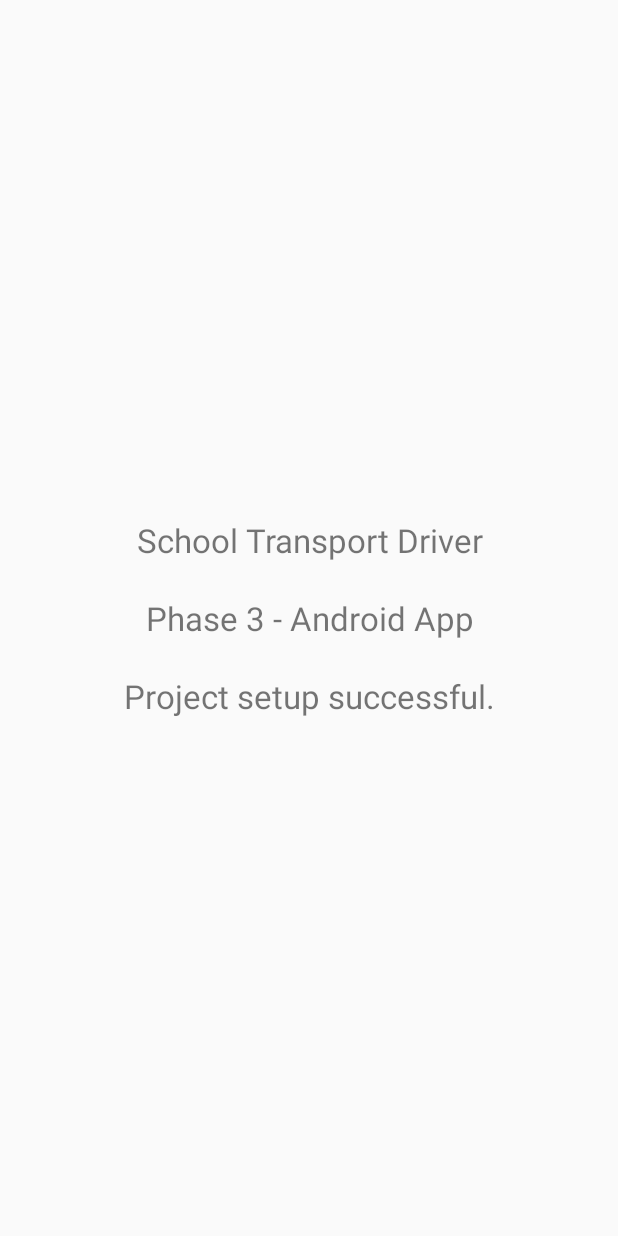
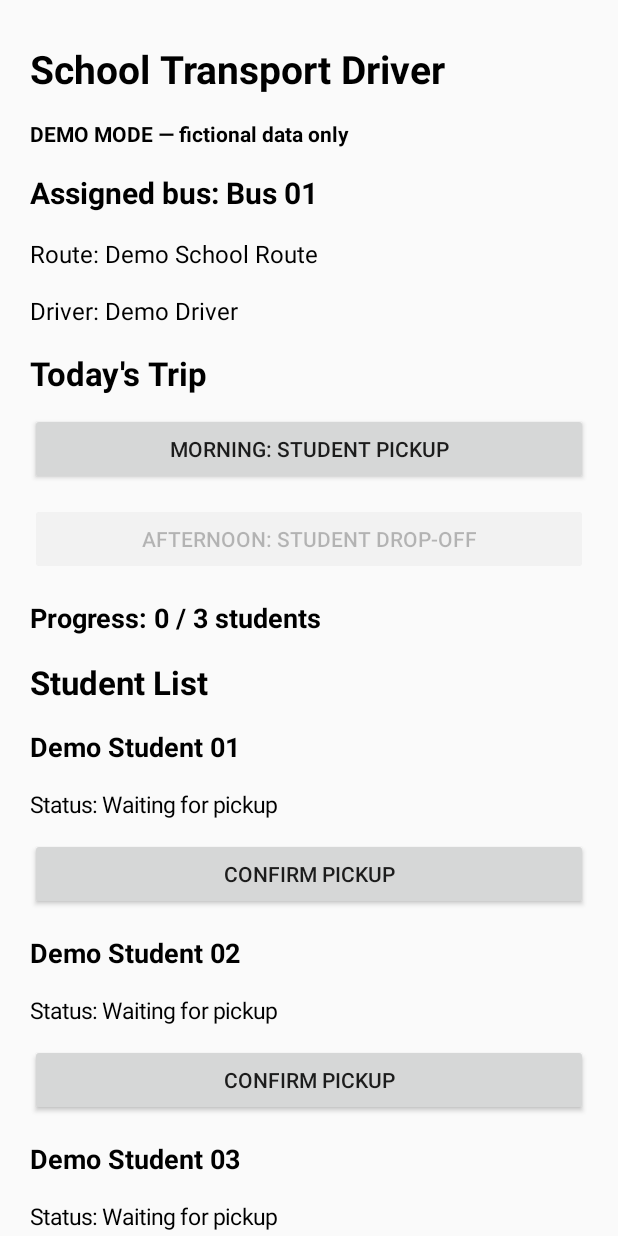
Before and after one commit to JegedeJoseph/SchoolTransportDriver, an Android app: the screen it shows after launch (MainActivity), on a phone screen of 412 x 824 dp. Run offline under Robolectric (Android 15) with nearby library versions, the phone set to English and light mode, and no system bars.

Commit message:
Add demo trip and student tracking UI
Replace the setup placeholder with a demo screen for morning pickups and afternoon drop-offs, including student statuses, progress tracking, and locally recorded actions. Clearly label the data and actions as demo-only.

```diff
--- a/app/src/main/java/com/schooltransport/driver/MainActivity.kt
+++ b/app/src/main/java/com/schooltransport/driver/MainActivity.kt
@@ -1,29 +1,194 @@
 package com.schooltransport.driver
 
 import android.app.Activity
+import android.graphics.Color
 import android.os.Bundle
 import android.view.Gravity
+import android.view.View
+import android.widget.Button
+import android.widget.LinearLayout
+import android.widget.ScrollView
 import android.widget.TextView
+import android.widget.Toast
 
 class MainActivity : Activity() {
 
+    private enum class TripMode {
+        MORNING_PICKUP,
+        AFTERNOON_DROPOFF
+    }
+
+    private data class DemoStudent(
+        val name: String,
+        var pickedUp: Boolean = false,
+        var droppedOff: Boolean = false
+    )
+
+    private var tripMode = TripMode.MORNING_PICKUP
+
+    // Fictional students for interface testing only.
+    private val students = mutableListOf(
+        DemoStudent("Demo Student 01"),
+        DemoStudent("Demo Student 02"),
+        DemoStudent("Demo Student 03")
+    )
+
     override fun onCreate(savedInstanceState: Bundle?) {
         super.onCreate(savedInstanceState)
+        renderScreen()
+    }
 
-        val message = TextView(this).apply {
-            text = """
-                School Transport Driver
-
-                Phase 3 - Android App
-
-                Project setup successful.
-            """.trimIndent()
-
-            textSize = 22f
-            gravity = Gravity.CENTER
-            setPadding(32, 32, 32, 32)
+    private fun renderScreen() {
+        val content = LinearLayout(this).apply {
+            orientation = LinearLayout.VERTICAL
+            setPadding(dp(20), dp(20), dp(20), dp(24))
         }
 
-        setContentView(message)
+        val scrollView = ScrollView(this).apply {
+            addView(content)
+        }
+
+        setContentView(scrollView)
+
+        addText(content, "School Transport Driver", 26f, true)
+        addText(content, "DEMO MODE — fictional data only", 14f, true)
+
+        addText(content, "Assigned bus: Bus 01", 20f, true)
+        addText(content, "Route: Demo School Route", 16f, false)
+        addText(content, "Driver: Demo Driver", 16f, false)
+
+        addText(content, "Today's Trip", 22f, true)
+
+        addButton(
+            content,
+            "Morning: Student Pickup",
+            tripMode == TripMode.MORNING_PICKUP
+        ) {
+            tripMode = TripMode.MORNING_PICKUP
+            renderScreen()
+        }
+
+        addButton(
+            content,
+            "Afternoon: Student Drop-off",
+            tripMode == TripMode.AFTERNOON_DROPOFF
+        ) {
+            tripMode = TripMode.AFTERNOON_DROPOFF
+            renderScreen()
+        }
+
+        val completed = if (tripMode == TripMode.MORNING_PICKUP) {
+            students.count { it.pickedUp }
+        } else {
+            students.count { it.droppedOff }
+        }
+
+        addText(
+            content,
+            "Progress: $completed / ${students.size} students",
+            18f,
+            true
+        )
+
+        addText(content, "Student List", 22f, true)
+
+        students.forEach { student ->
+            addText(content, student.name, 18f, true)
+
+            val status = when {
+                student.droppedOff -> "Dropped off"
+                student.pickedUp -> "Picked up — on bus"
+                else -> "Waiting for pickup"
+            }
+
+            addText(content, "Status: $status", 15f, false)
+
+            if (tripMode == TripMode.MORNING_PICKUP) {
+                addButton(
+                    content,
+                    "Confirm Pickup",
+                    !student.pickedUp
+                ) {
+                    student.pickedUp = true
+                    Toast.makeText(
+                        this,
+                        "Demo pickup recorded locally",
+                        Toast.LENGTH_SHORT
+                    ).show()
+                    renderScreen()
+                }
+            } else {
+                addButton(
+                    content,
+                    "Confirm Drop-off",
+                    student.pickedUp && !student.droppedOff
+                ) {
+                    student.droppedOff = true
+                    Toast.makeText(
+                        this,
+                        "Demo drop-off recorded locally",
+                        Toast.LENGTH_SHORT
+                    ).show()
+                    renderScreen()
+                }
+            }
+        }
+
+        addText(
+            content,
+            "These demo actions are not yet saved permanently, GPS-verified, or sent to parents.",
+            14f,
+            false
+        )
+    }
+
+    private fun addText(
+        parent: LinearLayout,
+        text: String,
+        size: Float,
+        bold: Boolean
+    ) {
+        val view = TextView(this).apply {
+            this.text = text
+            textSize = size
+            setTextColor(Color.BLACK)
+            if (bold) {
+                setTypeface(null, android.graphics.Typeface.BOLD)
+            }
+            setPadding(0, dp(8), 0, dp(8))
+        }
+
+        parent.addView(
+            view,
+            LinearLayout.LayoutParams(
+                LinearLayout.LayoutParams.MATCH_PARENT,
+                LinearLayout.LayoutParams.WRAP_CONTENT
+            )
+        )
+    }
+
+    private fun addButton(
+        parent: LinearLayout,
+        label: String,
+        enabled: Boolean = true,
+        action: () -> Unit
+    ) {
+        val button = Button(this).apply {
+            text = label
+            isEnabled = enabled
+            setOnClickListener { action() }
+        }
+
+        val params = LinearLayout.LayoutParams(
+            LinearLayout.LayoutParams.MATCH_PARENT,
+            LinearLayout.LayoutParams.WRAP_CONTENT
+        )
+
+        params.setMargins(0, dp(4), 0, dp(8))
+        parent.addView(button, params)
+    }
+
+    private fun dp(value: Int): Int {
+        return (value * resources.displayMetrics.density).toInt()
     }
 }
```
